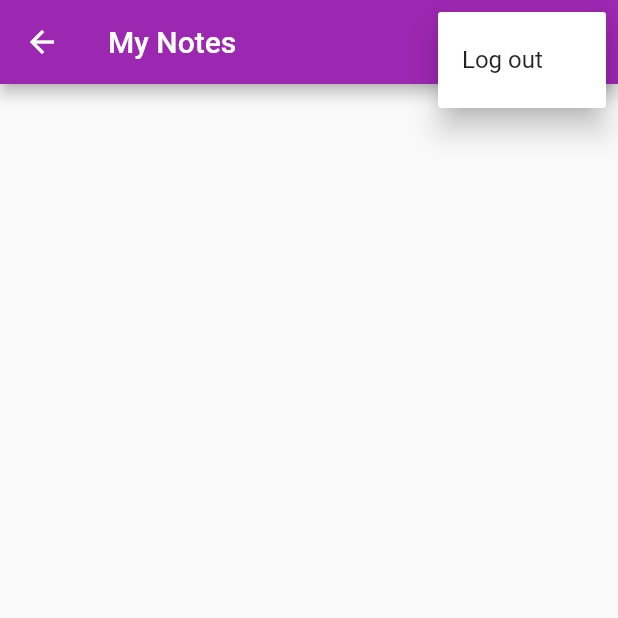
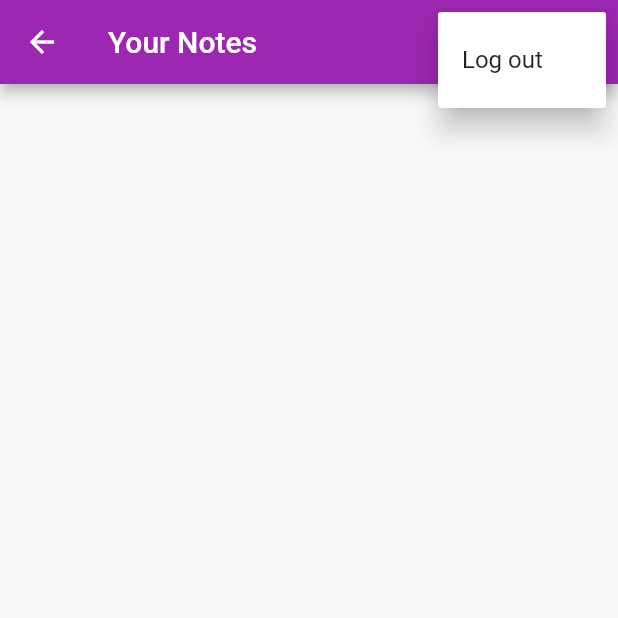
Before and after one commit to hellodit33/flutter-course, a Flutter app: the NotesView screen opened by its route, after a tap on the "more vert" icon, on a phone screen of 412 x 824 dp, the top half of it. Run offline on Flutter 3.47's test engine with Material 2 defaults, Android fonts, the phone set to English and light mode, and no system bars; our stand-ins replace cloud_firestore, firebase_auth, firebase_core; accounts and stored records are empty; network calls fail.

```diff
--- a/lib/constants/routes.dart
+++ b/lib/constants/routes.dart
@@ -1,5 +1,5 @@
 const loginRoute= '/login/';
 const registerRoute = '/register/';
 const notesRoute = '/notes/';
-const createOrUpdateNoteRoute = '/notes/new-note';
+const createOrUpdateNoteRoute = '/notes/new-note/';
 const verifyEmailRoute = '/verify-email/';
--- a/lib/main.dart
+++ b/lib/main.dart
@@ -18,14 +18,12 @@ void main() {
         primarySwatch: Colors.purple,
       ),
       home: const HomePage(),
-      routes: {
+    routes: {
         loginRoute: (context) => const LoginView(),
         registerRoute: (context) => const RegisterView(),
         notesRoute: (context) => const NotesView(),
-                createOrUpdateNoteRoute: (context) => const CreateUpdateNoteView(),
-
         verifyEmailRoute: (context) => const VerifyEmailView(),
-
+        createOrUpdateNoteRoute: (context) => const CreateUpdateNoteView(),
       },
     ),
   );
--- a/lib/services/crud/crud_exceptions.dart
+++ b/lib/services/crud/crud_exceptions.dart
@@ -1,4 +1,4 @@
-class DatabaseAlreadyOpenException implements Exception {}
+/* class DatabaseAlreadyOpenException implements Exception {}
 
 class UnableToGetDocumentsDirectory implements Exception {}
 
@@ -18,4 +18,4 @@ class CouldNotFindAllNotes implements Exception {}
 
 class CouldNotUpdateNote implements Exception {}
 
-class UserShouldBeSetBeforeReadingNotes implements Exception {}
+class UserShouldBeSetBeforeReadingNotes implements Exception {}*/
--- a/lib/services/crud/notes_service.dart
+++ b/lib/services/crud/notes_service.dart
@@ -1,3 +1,4 @@
+/*
 import 'dart:async';
 
 import 'package:flutter/material.dart';
@@ -351,4 +352,4 @@ const createNoteTable = '''CREATE TABLE IF NOT EXISTS "note" (
 	PRIMARY KEY("id" AUTOINCREMENT),
 	FOREIGN KEY("user_id") REFERENCES "user"("id")
 );
-''';
+''';*/
--- a/lib/views/notes/notes_list_view.dart
+++ b/lib/views/notes/notes_list_view.dart
@@ -1,23 +1,27 @@
 import 'package:flutter/material.dart';
-import '../../services/crud/notes_service.dart';
-import '../../utilities/dialogs/delete_dialog.dart';
+import 'package:hint/services/cloud/cloud_note.dart';
+import 'package:hint/utilities/dialogs/delete_dialog.dart';
 
-typedef NoteCallback = void Function(DatabaseNote note);
+typedef NoteCallback = void Function(CloudNote note);
 
 class NotesListView extends StatelessWidget {
-  final List<DatabaseNote> notes;
+  final Iterable<CloudNote> notes;
   final NoteCallback onDeleteNote;
   final NoteCallback onTap;
-  const NotesListView(
-      {Key? key, required this.notes, required this.onDeleteNote, required this.onTap,})
-      : super(key: key);
+
+  const NotesListView({
+    Key? key,
+    required this.notes,
+    required this.onDeleteNote,
+    required this.onTap,
+  }) : super(key: key);
 
   @override
   Widget build(BuildContext context) {
     return ListView.builder(
       itemCount: notes.length,
       itemBuilder: (context, index) {
-        final note = notes[index];
+        final note = notes.elementAt(index);
         return ListTile(
           onTap: () {
             onTap(note);
@@ -28,14 +32,17 @@ onTap(note);
             softWrap: true,
             overflow: TextOverflow.ellipsis,
           ),
-            tileColor: Colors.blue,
-            trailing:
-                IconButton(icon: const Icon(Icons.delete), onPressed: () async {
+          textColor: Colors.blue,
+          trailing: IconButton(
+            onPressed: () async {
               final shouldDelete = await showDeleteDialog(context);
               if (shouldDelete) {
                 onDeleteNote(note);
               }
-                }));
+            },
+            icon: const Icon(Icons.delete),
+          ),
+        );
       },
     );
   }
--- a/lib/views/notes/notes_view.dart
+++ b/lib/views/notes/notes_view.dart
@@ -1,11 +1,11 @@
 import 'package:flutter/material.dart';
-import 'package:hint/services/crud/notes_service.dart';
-
-import '../../constants/routes.dart';
-import '../../enums/menu_action.dart';
-import '../../services/auth/auth_service.dart';
-import '../../utilities/dialogs/logout_dialog.dart';
-import 'notes_list_view.dart';
+import 'package:hint/constants/routes.dart';
+import 'package:hint/enums/menu_action.dart';
+import 'package:hint/services/auth/auth_service.dart';
+import 'package:hint/services/cloud/cloud_note.dart';
+import 'package:hint/services/cloud/firebase_cloud_storage.dart';
+import 'package:hint/utilities/dialogs/logout_dialog.dart';
+import 'package:hint/views/notes/notes_list_view.dart';
 
 class NotesView extends StatefulWidget {
   const NotesView({Key? key}) : super(key: key);
@@ -15,13 +15,12 @@ class NotesView extends StatefulWidget {
 }
 
 class _NotesViewState extends State<NotesView> {
-  late final NotesService _notesService;
-
-  String get userEmail => AuthService.firebase().currentUser!.email!;
+  late final FirebaseCloudStorage _notesService;
+  String get userId => AuthService.firebase().currentUser!.id;
 
   @override
   void initState() {
-    _notesService = NotesService();
+    _notesService = FirebaseCloudStorage();
     super.initState();
   }
 
@@ -29,13 +28,14 @@ class _NotesViewState extends State<NotesView> {
   Widget build(BuildContext context) {
     return Scaffold(
       appBar: AppBar(
-        title: const Text('My Notes'),
+        title: const Text('Your Notes'),
         actions: [
           IconButton(
             onPressed: () {
               Navigator.of(context).pushNamed(createOrUpdateNoteRoute);
             },
-              icon: const Icon(Icons.add)),
+            icon: const Icon(Icons.add),
+          ),
           PopupMenuButton<MenuAction>(
             onSelected: (value) async {
               switch (value) {
@@ -61,23 +61,18 @@ class _NotesViewState extends State<NotesView> {
           )
         ],
       ),
-      body: FutureBuilder(
-        future: _notesService.getOrCreateUser(email: userEmail),
-        builder: (context, snapshot) {
-          switch (snapshot.connectionState) {
-            case ConnectionState.done:
-              return StreamBuilder(
-                  stream: _notesService.allNotes,
+      body: StreamBuilder(
+        stream: _notesService.allNotes(ownerUserId: userId),
         builder: (context, snapshot) {
           switch (snapshot.connectionState) {
             case ConnectionState.waiting:
             case ConnectionState.active:
               if (snapshot.hasData) {
-                          final allNotes = snapshot.data as List<DatabaseNote>;
+                final allNotes = snapshot.data as Iterable<CloudNote>;
                 return NotesListView(
                   notes: allNotes,
                   onDeleteNote: (note) async {
-                              await _notesService.deleteNote(id: note.id);
+                    await _notesService.deleteNote(documentId: note.documentId);
                   },
                   onTap: (note) {
                     Navigator.of(context).pushNamed(
@@ -92,10 +87,6 @@ class _NotesViewState extends State<NotesView> {
             default:
               return const CircularProgressIndicator();
           }
-                  });
-            default:
-              return const CircularProgressIndicator();
-          }
         },
       ),
     );
```
Also changed, not shown: lib/services/cloud/firebase_cloud_storage.dart (+6 -13 lines), lib/views/notes/create_update_note_view.dart (+15 -14 lines). Lines whose indentation alone changed are shown as unchanged.
